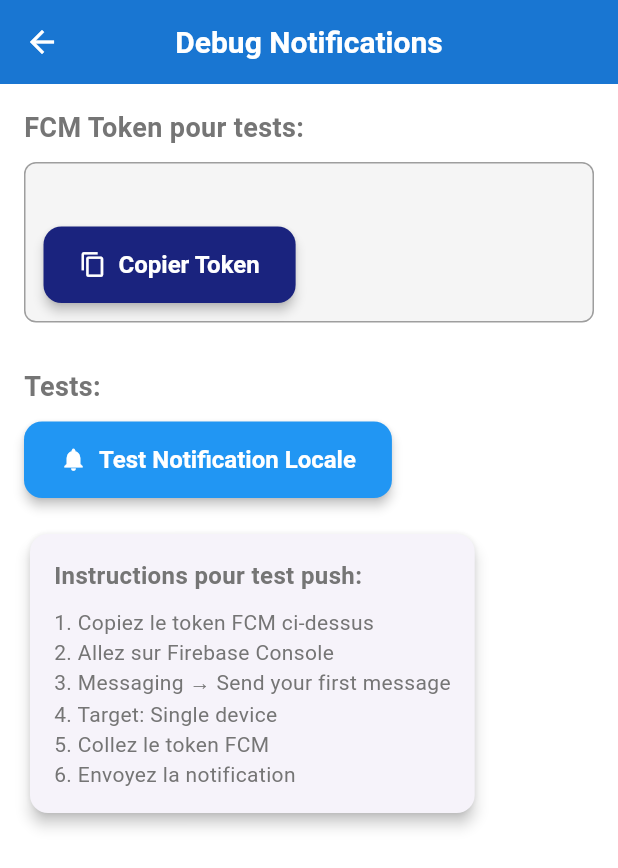
After one commit to alaminefaye/mobile_artluxurybus, a Flutter app: the DebugNotificationsScreen screen opened directly, on a phone screen of 412 x 824 dp. The commit adds this screen. Shown: the top 868 px of the screen. Run offline on Flutter 3.47's test engine with Material 3 defaults, Android fonts, the phone set to English and light mode, and no system bars; our stand-ins replace cached_network_image, carousel_slider, device_info_plus, file_picker, firebase_core, firebase_messaging and 11 more; missing offline and left inert: ai_barcode_scanner; accounts and stored records are empty.

Commit message:
correction notification push

```diff
--- a/lib/main.dart
+++ b/lib/main.dart
@@ -12,6 +12,11 @@ import 'screens/notification_detail_screen.dart';
 import 'models/notification_model.dart';
 import 'theme/app_theme.dart';
 import 'services/notification_service.dart';
+import 'services/auth_service.dart';
+import 'services/feedback_api_service.dart';
+import 'services/notification_api_service.dart';
+import 'services/ads_api_service.dart';
+import 'services/horaire_service.dart';
 
 void main() async {
   // Capturer toutes les erreurs Flutter
@@ -31,10 +36,27 @@ void main() async {
   debugPrint('🚀 [MAIN] Démarrage de l\'application...');
 
   try {
-    // Initialiser les notifications Firebase avec gestion d'erreur
+    // Initialiser l'authentification AVANT les notifications
+    debugPrint('🔐 [MAIN] Initialisation de l\'authentification...');
+    final authService = AuthService();
+    final token = await authService.getToken();
+
+    if (token != null) {
+      debugPrint('✅ [MAIN] Token d\'authentification trouvé, configuration des services...');
+      FeedbackApiService.setToken(token);
+      NotificationApiService.setToken(token);
+      AdsApiService.setToken(token);
+      HoraireService.setToken(token);
+    } else {
+      debugPrint('⚠️ [MAIN] Aucun token d\'authentification trouvé');
+    }
+
+    // Initialiser les notifications Firebase APRÈS l'auth
     debugPrint('🔔 [MAIN] Initialisation des notifications...');
     await NotificationService.initialize();
     debugPrint('✅ [MAIN] Notifications initialisées');
+
+    // Test supprimé - notifications locales fonctionnent
   } catch (e, stackTrace) {
     debugPrint('❌ [MAIN ERROR] Erreur lors de l\'initialisation: $e');
     debugPrint('Stack trace: $stackTrace');
--- /dev/null
+++ b/lib/screens/debug_notifications_screen.dart
@@ -0,0 +1,158 @@
+import 'package:flutter/material.dart';
+import 'package:flutter/services.dart';
+import '../services/notification_service.dart';
+
+class DebugNotificationsScreen extends StatefulWidget {
+  const DebugNotificationsScreen({super.key});
+
+  @override
+  State<DebugNotificationsScreen> createState() => _DebugNotificationsScreenState();
+}
+
+class _DebugNotificationsScreenState extends State<DebugNotificationsScreen> {
+  String? fcmToken;
+  bool loading = true;
+
+  @override
+  void initState() {
+    super.initState();
+    _loadFcmToken();
+  }
+
+  Future<void> _loadFcmToken() async {
+    try {
+      final token = await NotificationService.getCurrentToken();
+      setState(() {
+        fcmToken = token;
+        loading = false;
+      });
+    } catch (e) {
+      setState(() {
+        loading = false;
+      });
+      ScaffoldMessenger.of(context).showSnackBar(
+        SnackBar(content: Text('Erreur: $e')),
+      );
+    }
+  }
+
+  Future<void> _testLocalNotification() async {
+    try {
+      await NotificationService.testNotification();
+      ScaffoldMessenger.of(context).showSnackBar(
+        const SnackBar(content: Text('Notification locale envoyée')),
+      );
+    } catch (e) {
+      ScaffoldMessenger.of(context).showSnackBar(
+        SnackBar(content: Text('Erreur: $e')),
+      );
+    }
+  }
+
+  void _copyToken() {
+    if (fcmToken != null) {
+      Clipboard.setData(ClipboardData(text: fcmToken!));
+      ScaffoldMessenger.of(context).showSnackBar(
+        const SnackBar(content: Text('Token copié dans le presse-papier')),
+      );
+    }
+  }
+
+  @override
+  Widget build(BuildContext context) {
+    return Scaffold(
+      appBar: AppBar(
+        title: const Text('Debug Notifications'),
+        backgroundColor: const Color(0xFF1976D2),
+        foregroundColor: Colors.white,
+      ),
+      body: Padding(
+        padding: const EdgeInsets.all(16.0),
+        child: Column(
+          crossAxisAlignment: CrossAxisAlignment.start,
+          children: [
+            const Text(
+              'FCM Token pour tests:',
+              style: TextStyle(fontSize: 18, fontWeight: FontWeight.bold),
+            ),
+            const SizedBox(height: 10),
+
+            if (loading)
+              const Center(child: CircularProgressIndicator())
+            else if (fcmToken != null) ...[
+              Container(
+                padding: const EdgeInsets.all(12),
+                decoration: BoxDecoration(
+                  border: Border.all(color: Colors.grey),
+                  borderRadius: BorderRadius.circular(8),
+                  color: Colors.grey[100],
+                ),
+                child: Column(
+                  children: [
+                    SelectableText(
+                      fcmToken!,
+                      style: const TextStyle(fontFamily: 'monospace', fontSize: 12),
+                    ),
+                    const SizedBox(height: 10),
+                    Row(
+                      children: [
+                        ElevatedButton.icon(
+                          onPressed: _copyToken,
+                          icon: const Icon(Icons.copy),
+                          label: const Text('Copier Token'),
+                        ),
+                      ],
+                    ),
+                  ],
+                ),
+              ),
+            ] else
+              const Text('Aucun token FCM disponible'),
+
+            const SizedBox(height: 30),
+
+            const Text(
+              'Tests:',
+              style: TextStyle(fontSize: 18, fontWeight: FontWeight.bold),
+            ),
+            const SizedBox(height: 10),
+
+            ElevatedButton.icon(
+              onPressed: _testLocalNotification,
+              icon: const Icon(Icons.notifications),
+              label: const Text('Test Notification Locale'),
+              style: ElevatedButton.styleFrom(
+                backgroundColor: Colors.blue,
+                foregroundColor: Colors.white,
+              ),
+            ),
+
+            const SizedBox(height: 20),
+
+            const Card(
+              child: Padding(
+                padding: EdgeInsets.all(16.0),
+                child: Column(
+                  crossAxisAlignment: CrossAxisAlignment.start,
+                  children: [
+                    Text(
+                      'Instructions pour test push:',
+                      style: TextStyle(fontSize: 16, fontWeight: FontWeight.bold),
+                    ),
+                    SizedBox(height: 10),
+                    Text('1. Copiez le token FCM ci-dessus'),
+                    Text('2. Allez sur Firebase Console'),
+                    Text('3. Messaging → Send your first message'),
+                    Text('4. Target: Single device'),
+                    Text('5. Collez le token FCM'),
+                    Text('6. Envoyez la notification'),
+                  ],
+                ),
+              ),
+            ),
+          ],
+        ),
+      ),
+    );
+  }
+}
```
Also changed, not shown: lib/screens/home_page.dart (+56 -0 lines), 1 other file.
